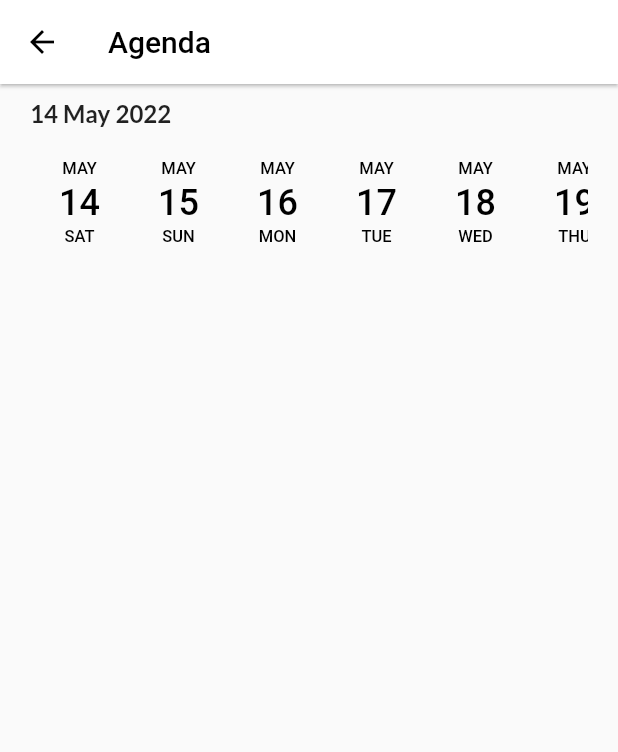
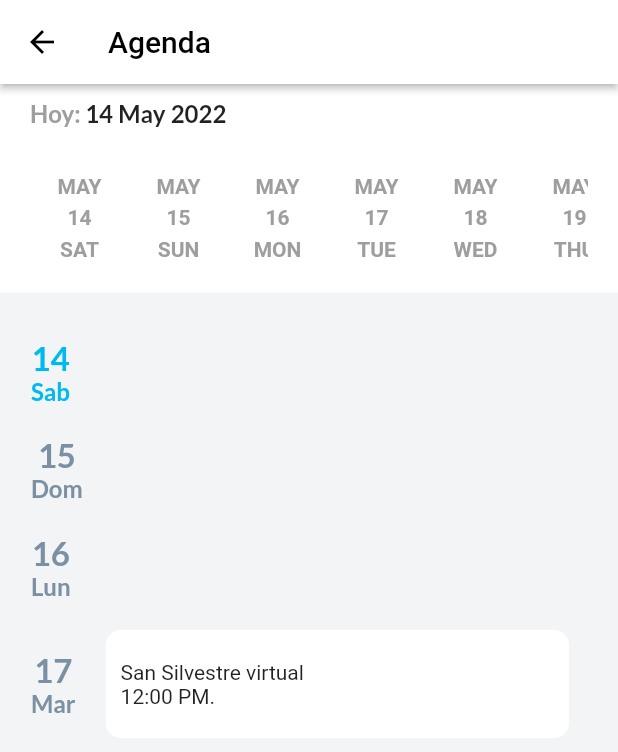
Before and after one commit to IGRTECGITHUBGENERAL/appciona, a Flutter app: the AgendaPage screen opened directly, on a phone screen of 412 x 824 dp. Shown: the top 752 px of the screen. Run offline on Flutter 3.47's test engine with Material 2 defaults, Android fonts, the light colour scheme and no system bars; drawn by our look-alikes of date_picker_timeline; our stand-ins replace curved_navigation_bar, google_fonts.

Commit message:
Continuación en página de agenda

```diff
--- a/appciona/lib/pages/agenda_page.dart
+++ b/appciona/lib/pages/agenda_page.dart
@@ -11,11 +11,15 @@ class AgendaPage extends StatefulWidget {
 }
 
 class _AgendaPageState extends State<AgendaPage> {
+  DateTime _selectedDate = DateTime.now();
+
   @override
   Widget build(BuildContext context) {
+    Size size = MediaQuery.of(context).size;
     return Scaffold(
+      backgroundColor: const Color(0XFFF3F4F6),
       appBar: AppBar(
-        elevation: 1,
+        elevation: 2,
         foregroundColor: Colors.black,
         backgroundColor: Colors.white,
         title: const Text(
@@ -27,12 +31,57 @@ class _AgendaPageState extends State<AgendaPage> {
         child: Column(
           children: [
             _fechaHoy(),
-            Container(
-              margin: const EdgeInsets.symmetric(horizontal: 20),
-              child: DatePicker(
+            _barraDeDias(),
+            const SizedBox(
+              height: 20,
+            ),
+            _agendaPerDia(
+              size,
+              DateFormat.d().format(
                 DateTime.now(),
-                selectionColor: const Color(0XFF027373),
               ),
+              'Sab',
+              '',
+              '',
+            ),
+            _agendaPerDia(
+              size,
+              DateFormat.d().format(
+                DateTime.now().add(
+                  const Duration(
+                    days: 1,
+                  ),
+                ),
+              ),
+              'Dom',
+              '',
+              '',
+            ),
+            _agendaPerDia(
+              size,
+              DateFormat.d().format(
+                DateTime.now().add(
+                  const Duration(
+                    days: 2,
+                  ),
+                ),
+              ),
+              'Lun',
+              '',
+              '',
+            ),
+            _agendaPerDia(
+              size,
+              DateFormat.d().format(
+                DateTime.now().add(
+                  const Duration(
+                    days: 3,
+                  ),
+                ),
+              ),
+              'Mar',
+              'San Silvestre virtual',
+              '12:00 PM.',
             ),
           ],
         ),
@@ -40,14 +89,131 @@ class _AgendaPageState extends State<AgendaPage> {
     );
   }
 
+  Container _agendaPerDia(
+      Size size, String noDia, String dia, String actividad, String hora) {
+    return Container(
+      padding: const EdgeInsets.symmetric(
+        vertical: 10,
+      ),
+      width: size.width * 0.9,
+      child: Row(
+        children: [
+          Column(
+            crossAxisAlignment: CrossAxisAlignment.center,
+            mainAxisAlignment: MainAxisAlignment.center,
+            children: [
+              Container(
+                margin: const EdgeInsets.only(right: 20),
+                child: Column(
+                  crossAxisAlignment: CrossAxisAlignment.center,
+                  mainAxisAlignment: MainAxisAlignment.center,
+                  children: [
+                    Text(
+                      noDia,
+                      style: GoogleFonts.lato(
+                        textStyle: TextStyle(
+                          color: noDia.contains(_selectedDate.day.toString())
+                              ? const Color(0XFF00BAEF)
+                              : const Color(0XFF7B91A3),
+                          fontSize: 22,
+                          fontWeight: FontWeight.bold,
+                        ),
+                      ),
+                    ),
+                    Text(
+                      dia,
+                      textAlign: TextAlign.center,
+                      style: GoogleFonts.lato(
+                        textStyle: TextStyle(
+                          color: noDia.contains(_selectedDate.day.toString())
+                              ? const Color(0XFF00BAEF)
+                              : const Color(0XFF7B91A3),
+                          fontSize: 16,
+                          fontWeight: FontWeight.bold,
+                        ),
+                      ),
+                    ),
+                  ],
+                ),
+              ),
+            ],
+          ),
+          Container(
+            width: size.width * 0.75,
+            padding: const EdgeInsets.symmetric(
+              vertical: 20,
+              horizontal: 10,
+            ),
+            decoration: BoxDecoration(
+              color:
+                  actividad.isNotEmpty ? Colors.white : const Color(0XFFF3F4F6),
+              borderRadius: const BorderRadius.all(
+                Radius.circular(10),
+              ),
+            ),
+            child: actividad.isNotEmpty
+                ? Column(
+                    crossAxisAlignment: CrossAxisAlignment.start,
+                    children: [
+                      Text(actividad),
+                      Text(hora),
+                    ],
+                  )
+                : const SizedBox.shrink(),
+          ),
+        ],
+      ),
+    );
+  }
+
+  Container _barraDeDias() {
+    return Container(
+      color: Colors.white,
+      padding: const EdgeInsets.symmetric(
+        horizontal: 20,
+        vertical: 10,
+      ),
+      child: DatePicker(
+        DateTime.now(),
+        dateTextStyle: const TextStyle(
+          fontWeight: FontWeight.w700,
+          color: Colors.grey,
+        ),
+        monthTextStyle: const TextStyle(
+          fontWeight: FontWeight.w700,
+          color: Colors.grey,
+        ),
+        dayTextStyle: const TextStyle(
+          fontWeight: FontWeight.w700,
+          color: Colors.grey,
+        ),
+        selectionColor: const Color(0XFF00BAEF),
+        onDateChange: (date) {
+          _selectedDate = date;
+          setState(() {});
+        },
+      ),
+    );
+  }
+
   Container _fechaHoy() {
     return Container(
-      margin: const EdgeInsets.symmetric(
+      color: Colors.white,
+      padding: const EdgeInsets.symmetric(
         horizontal: 20,
         vertical: 10,
       ),
       child: Row(
         children: [
+          Text(
+            'Hoy: ',
+            style: GoogleFonts.lato(
+              textStyle: const TextStyle(
+                  fontSize: 16,
+                  fontWeight: FontWeight.bold,
+                  color: Colors.grey),
+            ),
+          ),
           Text(
             DateFormat.d().format(
               DateTime.now(),
```
